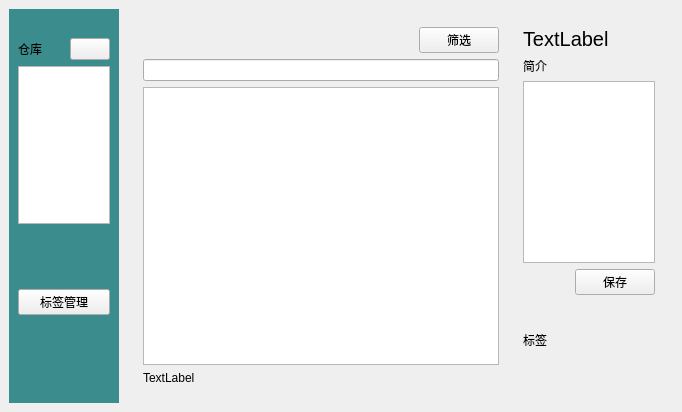
Old version of the form FileManager/UI/Main.ui in the repository Mr-Wes/PythonProjects.
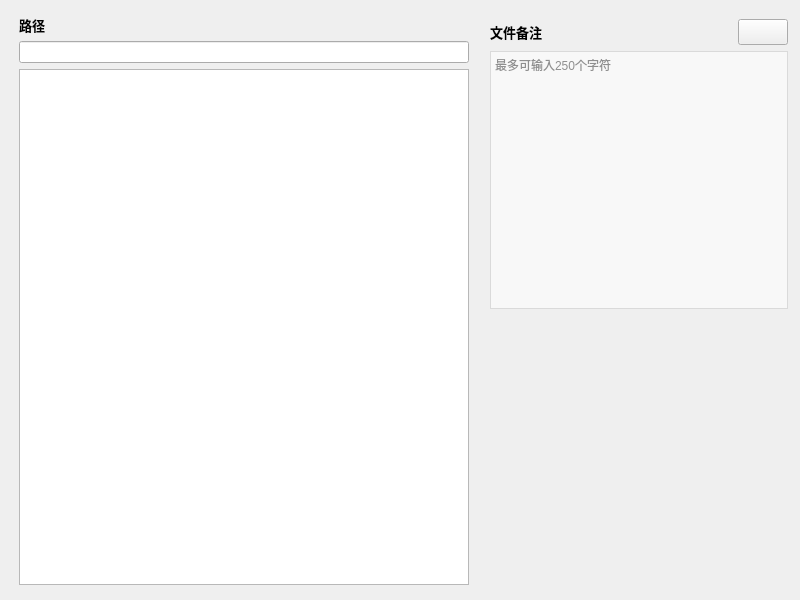
New version of the form. Icons and pictures are not drawn.

The edit to the form file:
```diff
--- a/FileManager/UI/Main.ui
+++ b/FileManager/UI/Main.ui
@@ -1,195 +1,171 @@
 <?xml version="1.0" encoding="UTF-8"?>
 <ui version="4.0">
- <class>MainWindow</class>
- <widget class="QMainWindow" name="MainWindow">
+ <class>Form</class>
+ <widget class="QWidget" name="Form">
   <property name="geometry">
    <rect>
     <x>0</x>
     <y>0</y>
-    <width>682</width>
-    <height>412</height>
+    <width>800</width>
+    <height>600</height>
    </rect>
   </property>
   <property name="minimumSize">
    <size>
-    <width>682</width>
-    <height>412</height>
+    <width>800</width>
+    <height>600</height>
+   </size>
+  </property>
+  <property name="maximumSize">
+   <size>
+    <width>800</width>
+    <height>600</height>
    </size>
   </property>
   <property name="windowTitle">
    <string>MainWindow</string>
   </property>
-  <widget class="QWidget" name="centralwidget">
-   <property name="styleSheet">
-    <string notr="true">QWidget#widget_1{
-	background-color: rgb(59, 141, 141);
-}
-QWidget#widget_2{
+  <property name="styleSheet">
+   <string notr="true">QWidget#Form{
 	border-image: url(:/background.jpg);
+}
+QListView#lv_file{
+	border-image: url(:/flock.jpg);
+}
+QLabel#lb_null{
+	border-image: url(:/tree.jpg);
+}
+QTextEdit#te_detail{
+	background-color: rgba(255, 255, 255, 150);
+}
+QPushButton#bt{
+	border-image: url(:/frameoff.png)
+}
+QLineEdit#le_path{
+	border:1px solid gray
+	border-radius:10px
 }</string>
+  </property>
+  <layout class="QVBoxLayout" name="verticalLayout_4" stretch="0">
+   <property name="spacing">
+    <number>0</number>
    </property>
-   <layout class="QHBoxLayout" name="horizontalLayout" stretch="1,5">
-    <item>
-     <widget class="QWidget" name="widget_1" native="true">
-      <layout class="QVBoxLayout" name="verticalLayout" stretch="1,2,8,3,2,4">
-       <item>
-        <spacer name="verticalSpacer">
-         <property name="orientation">
-          <enum>Qt::Vertical</enum>
-         </property>
-         <property name="sizeHint" stdset="0">
-          <size>
-           <width>20</width>
-           <height>15</height>
-          </size>
-         </property>
-        </spacer>
-       </item>
-       <item>
-        <layout class="QHBoxLayout" name="horizontalLayout_3">
+   <property name="leftMargin">
+    <number>0</number>
+   </property>
+   <property name="topMargin">
+    <number>0</number>
+   </property>
+   <property name="rightMargin">
+    <number>0</number>
+   </property>
+   <property name="bottomMargin">
+    <number>0</number>
+   </property>
+   <item>
+    <widget class="QWidget" name="widget" native="true">
+     <layout class="QHBoxLayout" name="horizontalLayout" stretch="3,2">
+      <property name="spacing">
+       <number>0</number>
+      </property>
+      <property name="leftMargin">
+       <number>10</number>
+      </property>
+      <property name="topMargin">
+       <number>6</number>
+      </property>
+      <property name="rightMargin">
+       <number>10</number>
+      </property>
+      <property name="bottomMargin">
+       <number>6</number>
+      </property>
+      <item>
+       <widget class="QWidget" name="widget_1" native="true">
+        <layout class="QVBoxLayout" name="verticalLayout">
          <item>
-          <widget class="QLabel" name="label_3">
+          <widget class="QLabel" name="label">
            <property name="text">
-            <string>仓库</string>
+            <string>&lt;html&gt;&lt;head/&gt;&lt;body&gt;&lt;p&gt;&lt;span style=&quot; font-size:10pt; font-weight:600;&quot;&gt; 路径&lt;/span&gt;&lt;/p&gt;&lt;/body&gt;&lt;/html&gt;</string>
            </property>
           </widget>
          </item>
          <item>
-          <spacer name="horizontalSpacer">
-           <property name="orientation">
-            <enum>Qt::Horizontal</enum>
-           </property>
-           <property name="sizeHint" stdset="0">
-            <size>
-             <width>40</width>
-             <height>20</height>
-            </size>
-           </property>
-          </spacer>
+          <widget class="QLineEdit" name="le_path"/>
          </item>
          <item>
-          <widget class="QPushButton" name="bt_add_rep">
-           <property name="text">
-            <string/>
-           </property>
-          </widget>
+          <widget class="QListView" name="lv_file"/>
          </item>
         </layout>
-       </item>
-       <item>
-        <widget class="QListView" name="lv_reps"/>
-       </item>
-       <item>
-        <spacer name="verticalSpacer_2">
-         <property name="orientation">
-          <enum>Qt::Vertical</enum>
+       </widget>
+      </item>
+      <item>
+       <widget class="QWidget" name="widget_2" native="true">
+        <widget class="QWidget" name="page_null" native="true">
+         <property name="geometry">
+          <rect>
+           <x>0</x>
+           <y>0</y>
+           <width>330</width>
+           <height>578</height>
+          </rect>
          </property>
-         <property name="sizeHint" stdset="0">
-          <size>
-           <width>20</width>
-           <height>40</height>
-          </size>
-         </property>
-        </spacer>
-       </item>
-       <item>
-        <widget class="QPushButton" name="bt_tag_manager">
-         <property name="text">
-          <string>标签管理</string>
-         </property>
-        </widget>
-       </item>
-       <item>
-        <spacer name="verticalSpacer_3">
-         <property name="orientation">
-          <enum>Qt::Vertical</enum>
-         </property>
-         <property name="sizeHint" stdset="0">
-          <size>
-           <width>20</width>
-           <height>40</height>
-          </size>
-         </property>
-        </spacer>
-       </item>
-      </layout>
-     </widget>
-    </item>
-    <item>
-     <widget class="QWidget" name="widget_2" native="true">
-      <layout class="QHBoxLayout" name="horizontalLayout_2" stretch="5,2">
-       <item>
-        <widget class="QWidget" name="widget_3" native="true">
          <layout class="QVBoxLayout" name="verticalLayout_2">
+          <property name="bottomMargin">
+           <number>1</number>
+          </property>
           <item>
-           <layout class="QHBoxLayout" name="horizontalLayout_4">
-            <item>
-             <spacer name="horizontalSpacer_2">
-              <property name="orientation">
-               <enum>Qt::Horizontal</enum>
-              </property>
-              <property name="sizeHint" stdset="0">
-               <size>
-                <width>40</width>
-                <height>20</height>
-               </size>
-              </property>
-             </spacer>
-            </item>
-            <item>
-             <widget class="QPushButton" name="bt_screen">
-              <property name="text">
-               <string>筛选</string>
-              </property>
-             </widget>
-            </item>
-           </layout>
-          </item>
-          <item>
-           <widget class="QLineEdit" name="le_path_input"/>
-          </item>
-          <item>
-           <widget class="QListView" name="lv_files"/>
-          </item>
-          <item>
-           <widget class="QLabel" name="lb_status">
+           <widget class="QLabel" name="lb_null">
             <property name="text">
-             <string>TextLabel</string>
+             <string/>
             </property>
            </widget>
           </item>
          </layout>
         </widget>
-       </item>
-       <item>
-        <widget class="QWidget" name="widget_4" native="true">
-         <layout class="QVBoxLayout" name="verticalLayout_3">
+        <widget class="QWidget" name="pages" native="true">
+         <property name="geometry">
+          <rect>
+           <x>0</x>
+           <y>0</y>
+           <width>330</width>
+           <height>578</height>
+          </rect>
+         </property>
+         <layout class="QVBoxLayout" name="verticalLayout_3" stretch="1,2,20,20">
+          <property name="leftMargin">
+           <number>12</number>
+          </property>
+          <property name="rightMargin">
+           <number>20</number>
+          </property>
+          <property name="bottomMargin">
+           <number>10</number>
+          </property>
           <item>
-           <widget class="QLabel" name="lb_file_name">
-            <property name="font">
-             <font>
-              <pointsize>15</pointsize>
-             </font>
+           <spacer name="verticalSpacer">
+            <property name="orientation">
+             <enum>Qt::Vertical</enum>
             </property>
-            <property name="text">
-             <string>TextLabel</string>
+            <property name="sizeHint" stdset="0">
+             <size>
+              <width>20</width>
+              <height>40</height>
+             </size>
             </property>
-           </widget>
+           </spacer>
           </item>
           <item>
-           <widget class="QLabel" name="label_2">
-            <property name="text">
-             <string>简介</string>
-            </property>
-           </widget>
-          </item>
-          <item>
-           <widget class="QTextEdit" name="te_info"/>
-          </item>
-          <item>
-           <layout class="QHBoxLayout" name="horizontalLayout_5">
+           <layout class="QHBoxLayout" name="horizontalLayout_3">
             <item>
-             <spacer name="horizontalSpacer_3">
+             <widget class="QLabel" name="label_2">
+              <property name="text">
+               <string>&lt;html&gt;&lt;head/&gt;&lt;body&gt;&lt;p&gt;&lt;span style=&quot; font-size:10pt; font-weight:600;&quot;&gt; 文件备注&lt;/span&gt;&lt;/p&gt;&lt;/body&gt;&lt;/html&gt;</string>
+              </property>
+             </widget>
+            </item>
+            <item>
+             <spacer name="horizontalSpacer">
               <property name="orientation">
                <enum>Qt::Horizontal</enum>
               </property>
@@ -202,58 +178,39 @@
              </spacer>
             </item>
             <item>
-             <widget class="QPushButton" name="bt_save">
-              <property name="text">
-               <string>保存</string>
+             <widget class="QPushButton" name="bt">
+              <property name="minimumSize">
+               <size>
+                <width>50</width>
+                <height>26</height>
+               </size>
               </property>
              </widget>
             </item>
            </layout>
           </item>
           <item>
-           <spacer name="verticalSpacer_4">
-            <property name="orientation">
-             <enum>Qt::Vertical</enum>
+           <widget class="QTextEdit" name="te_detail">
+            <property name="html">
+             <string>&lt;!DOCTYPE HTML PUBLIC &quot;-//W3C//DTD HTML 4.0//EN&quot; &quot;http://www.w3.org/TR/REC-html40/strict.dtd&quot;&gt;
+&lt;html&gt;&lt;head&gt;&lt;meta name=&quot;qrichtext&quot; content=&quot;1&quot; /&gt;&lt;style type=&quot;text/css&quot;&gt;
+p, li { white-space: pre-wrap; }
+&lt;/style&gt;&lt;/head&gt;&lt;body style=&quot; font-family:'SimSun'; font-size:9pt; font-weight:400; font-style:normal;&quot;&gt;
+&lt;p style=&quot; margin-top:0px; margin-bottom:0px; margin-left:0px; margin-right:0px; -qt-block-indent:0; text-indent:0px;&quot;&gt;&lt;span style=&quot; color:#8f8f8f;&quot;&gt;最多可输入250个字符&lt;/span&gt;&lt;/p&gt;&lt;/body&gt;&lt;/html&gt;</string>
             </property>
-            <property name="sizeHint" stdset="0">
-             <size>
-              <width>20</width>
-              <height>40</height>
-             </size>
-            </property>
-           </spacer>
-          </item>
-          <item>
-           <widget class="QLabel" name="label_4">
-            <property name="text">
-             <string>标签</string>
-            </property>
            </widget>
           </item>
           <item>
            <widget class="QWidget" name="widget_tags" native="true"/>
           </item>
-          <item>
-           <spacer name="verticalSpacer_5">
-            <property name="orientation">
-             <enum>Qt::Vertical</enum>
-            </property>
-            <property name="sizeHint" stdset="0">
-             <size>
-              <width>20</width>
-              <height>40</height>
-             </size>
-            </property>
-           </spacer>
-          </item>
          </layout>
         </widget>
-       </item>
-      </layout>
-     </widget>
-    </item>
-   </layout>
-  </widget>
+       </widget>
+      </item>
+     </layout>
+    </widget>
+   </item>
+  </layout>
  </widget>
  <resources>
   <include location="../res/pic.qrc"/>
```
Left out of the diff: 45 changed lines with no effect on the pictures.
